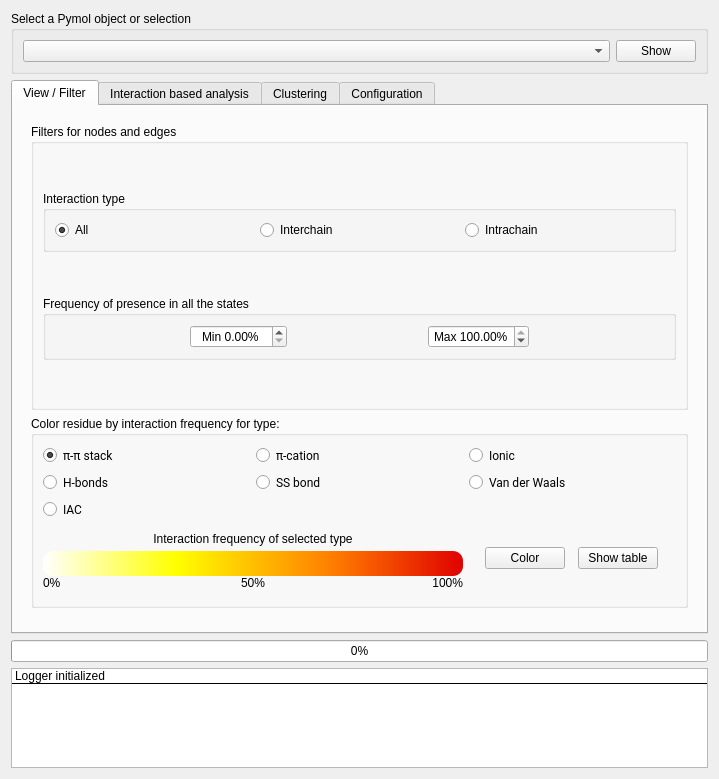
Above: GUIs/plugin.ui from BioComputingUP/ring-pymol before the change. Below: the same form after it.
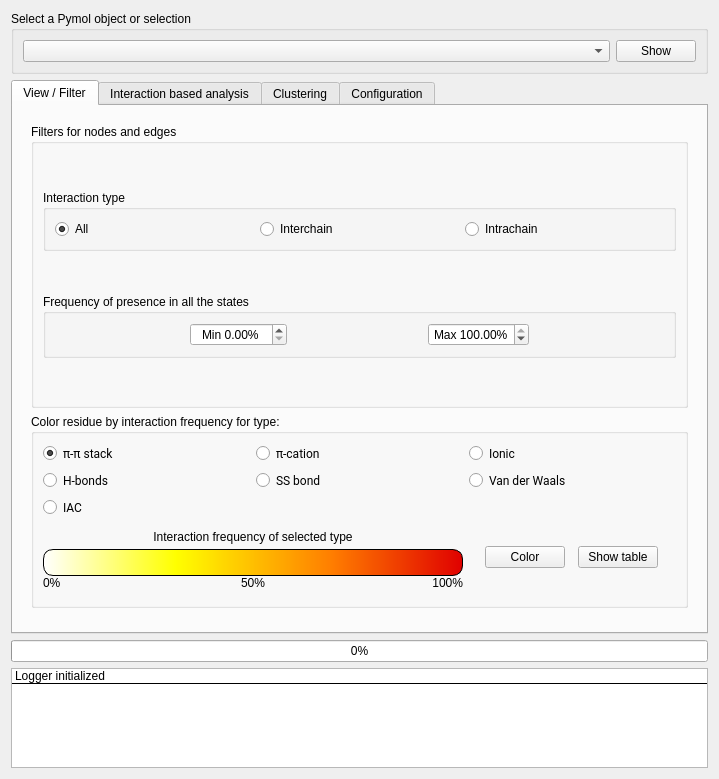
That is the form after the change.

What changed in the file:
```diff
--- a/GUIs/plugin.ui
+++ b/GUIs/plugin.ui
@@ -7,7 +7,7 @@
     <x>0</x>
     <y>0</y>
     <width>719</width>
-    <height>777</height>
+    <height>685</height>
    </rect>
   </property>
   <property name="sizePolicy">
@@ -309,8 +309,8 @@
                  </property>
                  <property name="minimumSize">
                   <size>
-                   <width>20</width>
-                   <height>25</height>
+                   <width>22</width>
+                   <height>27</height>
                   </size>
                  </property>
                  <property name="styleSheet">
@@ -318,6 +318,7 @@
   border-radius: 10px;
   min-height: 25px;
   min-width: 20px;
+  border: 1px solid black;
 }</string>
                  </property>
                  <property name="text">
```
